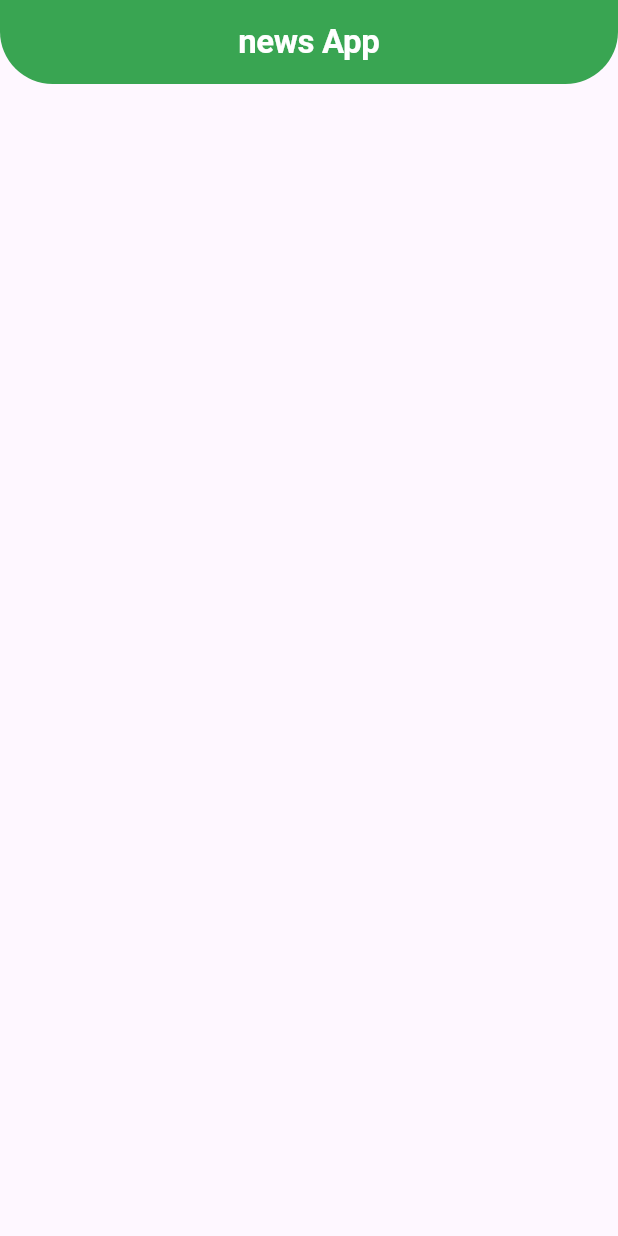
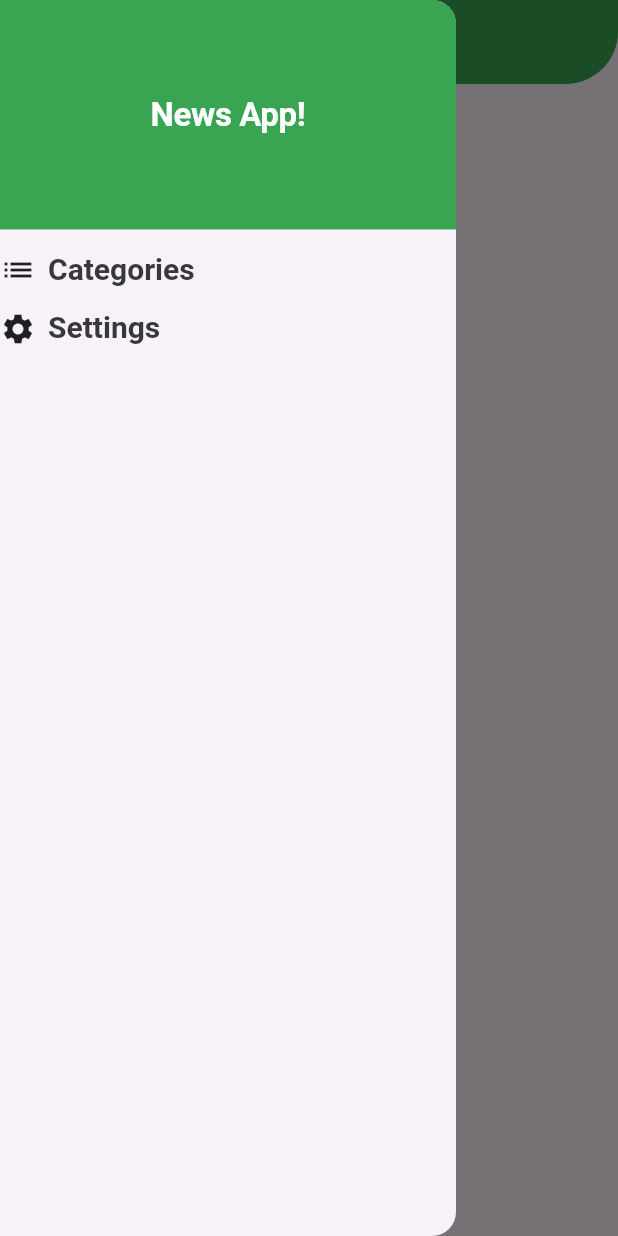
Before and after one commit to abeerghorab/News-App, a Flutter app: the screen it shows after launch, with the side drawer open (before the commit the screen has no drawer), on a phone screen of 412 x 824 dp. Run offline on Flutter 3.47's test engine with Material 3 defaults, Android fonts, the phone set to English and light mode, and no system bars.

Commit message:
home drawer

```diff
--- /dev/null
+++ b/lib/drawer/Home_drawer.dart
@@ -0,0 +1,66 @@
+import 'package:flutter/material.dart';
+import 'package:newsapp/my_theme.dart';
+
+class HomeDrawer extends StatelessWidget {
+  const HomeDrawer({super.key});
+
+  @override
+  Widget build(BuildContext context) {
+    return Container(
+      child: Column(
+        children: [
+          Container(
+            color: MyThemeData.primaryLightColor,
+            padding: EdgeInsets.symmetric(vertical: 64),
+            width: double.infinity,
+            child: Text(
+              "News App!",
+              style: Theme.of(context).textTheme.headline1,
+              textAlign: TextAlign.center,
+            ),
+          ),
+          SizedBox(
+            height: 15,
+          ),
+          InkWell(
+            onTap: () {
+              //categories tab
+            },
+            child: Row(
+              children: [
+                Icon(Icons.list),
+                SizedBox(
+                  width: 8,
+                ),
+                Text(
+                  "Categories",
+                  style: Theme.of(context).textTheme.headline2,
+                ),
+              ],
+            ),
+          ),
+          SizedBox(
+            height: 15,
+          ),
+          InkWell(
+            onTap: () {
+              //settings tab
+            },
+            child: Row(
+              children: [
+                Icon(Icons.settings),
+                SizedBox(
+                  width: 8,
+                ),
+                Text(
+                  "Settings",
+                  style: Theme.of(context).textTheme.headline2,
+                ),
+              ],
+            ),
+          )
+        ],
+      ),
+    );
+  }
+}
--- /dev/null
+++ b/lib/home/category/category_widget.dart
@@ -0,0 +1,8 @@
+import 'package:flutter/material.dart';
+
+class CategoryWidget extends StatelessWidget {
+  @override
+  Widget build(BuildContext context) {
+    return Container();
+  }
+}
--- a/lib/home/home_Screen.dart
+++ b/lib/home/home_Screen.dart
@@ -1,4 +1,6 @@
 import 'package:flutter/material.dart';
+import 'package:newsapp/drawer/Home_drawer.dart';
+import 'package:newsapp/home/category/category_widget.dart';
 
 class HomeScreen extends StatelessWidget {
   static const String routeName = "homeScreen";
@@ -12,6 +14,10 @@ class HomeScreen extends StatelessWidget {
           style: Theme.of(context).textTheme.headline1,
         ),
       ),
+      drawer: Drawer(
+        child: HomeDrawer(),
+      ),
+      body: CategoryWidget(),
     );
   }
 }
--- /dev/null
+++ b/lib/home/settings/setting_tab.dart
@@ -0,0 +1,12 @@
+import 'package:flutter/material.dart';
+
+class SettingTab extends StatelessWidget {
+  const SettingTab({super.key});
+
+  @override
+  Widget build(BuildContext context) {
+    return Container(
+      color: Colors.orange,
+    );
+  }
+}
--- a/lib/my_theme.dart
+++ b/lib/my_theme.dart
@@ -20,6 +20,11 @@ class MyThemeData {
         fontSize: 22,
         fontWeight: FontWeight.bold,
       ),
+      headline2: TextStyle(
+        color: blackColor,
+        fontSize: 20,
+        fontWeight: FontWeight.bold,
+      ),
     ),
     appBarTheme: AppBarTheme(
       backgroundColor: primaryLightColor,
```
